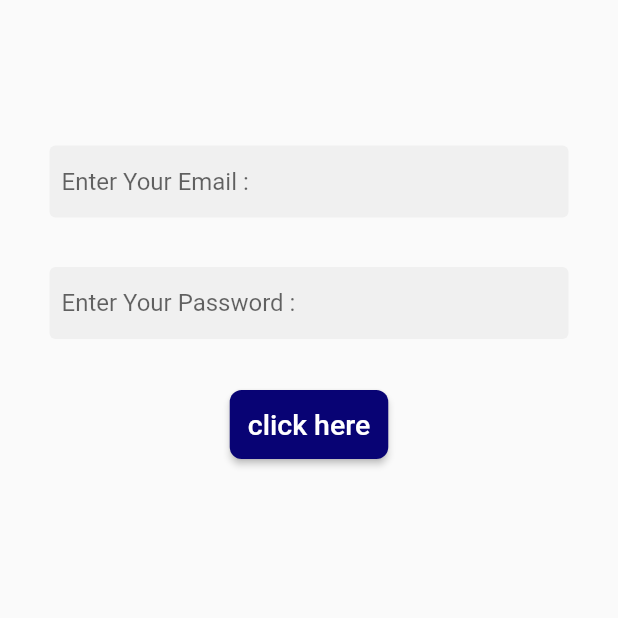
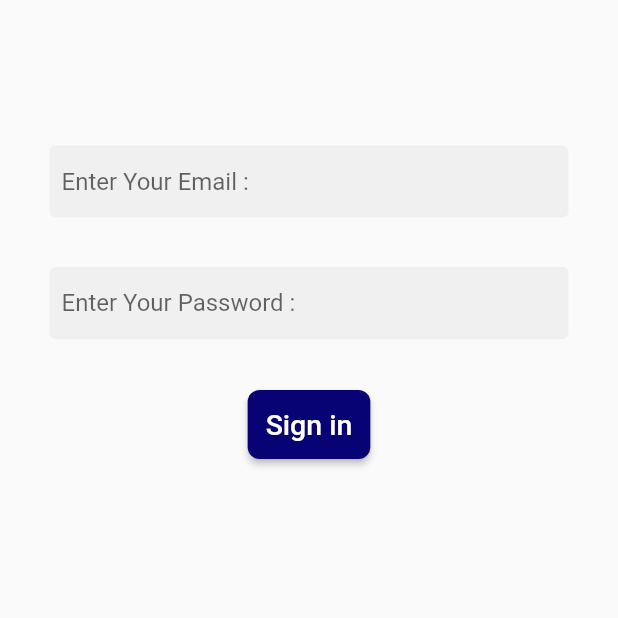
Before and after one commit to OsamaMohammadAbdalaziz/Shoes_Store_app, a Flutter app: the screen it shows after launch, on a phone screen of 412 x 824 dp, the top half of it. Run offline on Flutter 3.47's test engine with Material 2 defaults, Android fonts, the phone set to English and light mode, and no system bars.

Commit message:
Rename click here to Sign in and used SizedBox

```diff
--- a/lib/Pages/Login.dart
+++ b/lib/Pages/Login.dart
@@ -25,7 +25,7 @@ class Login extends StatelessWidget {
                   hintText: "Enter Your Email : ",
                 ),
               ),
-              SizedBox(
+              const SizedBox(
                 height: 33,
               ),
               TextField(
@@ -35,11 +35,13 @@ class Login extends StatelessWidget {
                   hintText: "Enter Your Password : ",
                 ),
               ),
-              SizedBox(height: 33,),
+              const SizedBox(
+                height: 33,
+              ),
               ElevatedButton(
                 onPressed: () {},
                 child: Text(
-                  "click here",
+                  "Sign in",
                   style: TextStyle(fontSize: 19),
                 ),
                 style: ButtonStyle(
@@ -49,6 +51,9 @@ class Login extends StatelessWidget {
                       borderRadius: BorderRadius.circular(8))),
                 ),
               ),
+              const SizedBox(
+                height: 33,
+              ),
             ],
           ),
         ),
```
